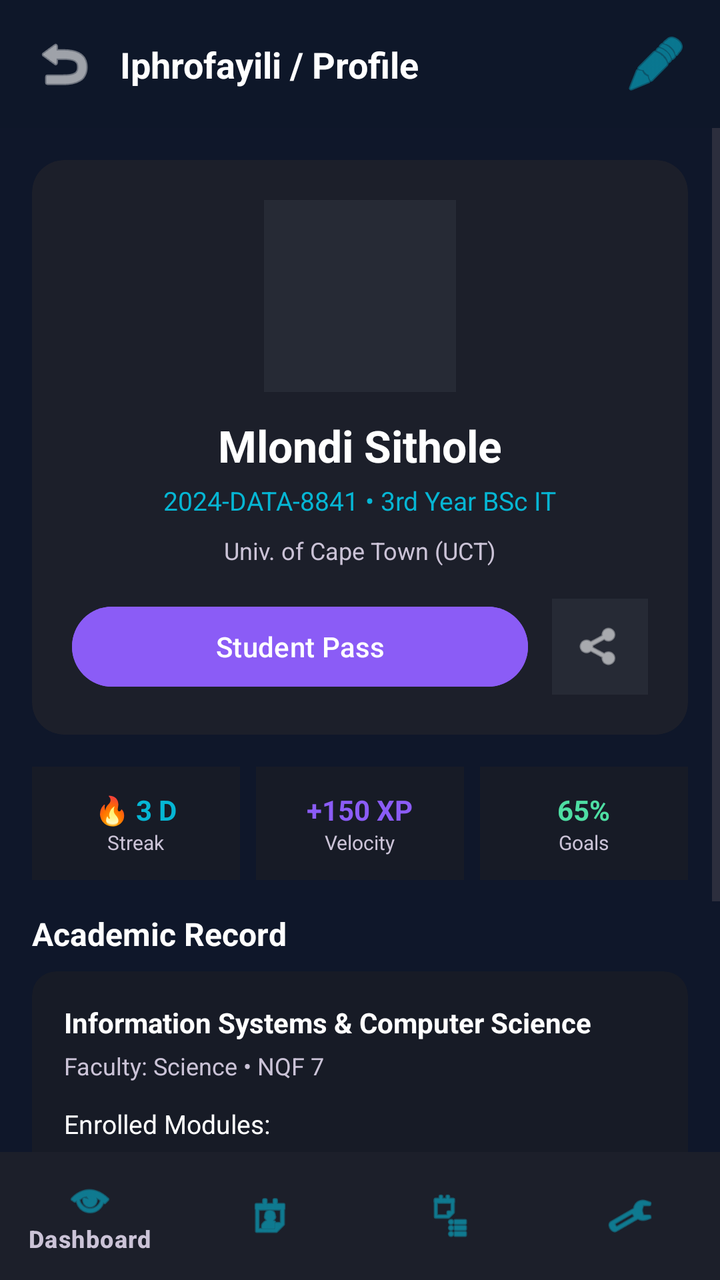
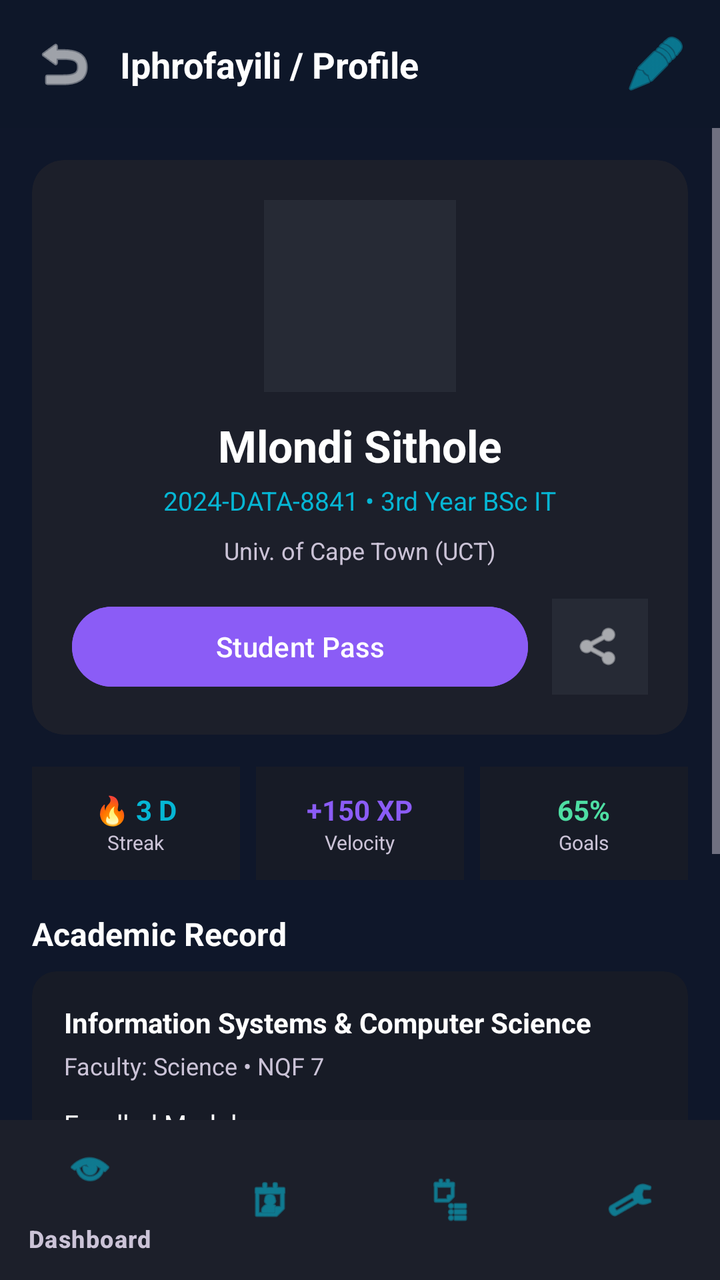

Two renders of the same Android screen: before a commit and after it. Below are the layout's source before the change and the commit's diff.
<!-- AndroidManifest.xml: application theme Theme.AssignmentPlanner -->
<!-- res/layout/activity_profile.xml -->
<?xml version="1.0" encoding="utf-8"?>
<androidx.constraintlayout.widget.ConstraintLayout xmlns:android="http://schemas.android.com/apk/res/android"
    xmlns:app="http://schemas.android.com/apk/res-auto"
    xmlns:tools="http://schemas.android.com/tools"
    android:layout_width="match_parent"
    android:layout_height="match_parent"
    android:background="@color/bg_gradient_start">

    
    <androidx.constraintlayout.widget.ConstraintLayout
        android:id="@+id/cl_profile_header"
        android:layout_width="match_parent"
        android:layout_height="64dp"
        android:background="#1A0F131D"
        android:paddingHorizontal="16dp"
        app:layout_constraintTop_toTopOf="parent">

        <ImageView
            android:id="@+id/btn_back"
            android:layout_width="32dp"
            android:layout_height="32dp"
            android:src="@android:drawable/ic_menu_revert"
            app:layout_constraintBottom_toBottomOf="parent"
            app:layout_constraintStart_toStartOf="parent"
            app:layout_constraintTop_toTopOf="parent"
            app:tint="@color/text_primary" />

        <TextView
            android:id="@+id/tv_header_title"
            android:layout_width="wrap_content"
            android:layout_height="wrap_content"
            android:layout_marginStart="12dp"
            android:text="Iphrofayili / Profile"
            android:textColor="@color/text_primary"
            android:textSize="18sp"
            android:textStyle="bold"
            app:layout_constraintBottom_toBottomOf="parent"
            app:layout_constraintStart_toEndOf="@id/btn_back"
            app:layout_constraintTop_toTopOf="parent" />

        <ImageView
            android:id="@+id/btn_edit_profile"
            android:layout_width="32dp"
            android:layout_height="32dp"
            android:src="@android:drawable/ic_menu_edit"
            app:layout_constraintBottom_toBottomOf="parent"
            app:layout_constraintEnd_toEndOf="parent"
            app:layout_constraintTop_toTopOf="parent"
            app:tint="@color/accent_cyan" />
    </androidx.constraintlayout.widget.ConstraintLayout>

    
    <ScrollView
        android:layout_width="match_parent"
        android:layout_height="0dp"
        android:fillViewport="true"
        app:layout_constraintBottom_toTopOf="@id/bottom_nav"
        app:layout_constraintTop_toBottomOf="@id/cl_profile_header">

        <LinearLayout
            android:layout_width="match_parent"
            android:layout_height="wrap_content"
            android:orientation="vertical"
            android:padding="16dp">

            
            <com.google.android.material.card.MaterialCardView
                android:layout_width="match_parent"
                android:layout_height="wrap_content"
                android:layout_marginBottom="16dp"
                app:cardBackgroundColor="@color/surface_container"
                app:cardCornerRadius="16dp"
                app:strokeWidth="0dp">

                <LinearLayout
                    android:layout_width="match_parent"
                    android:layout_height="wrap_content"
                    android:gravity="center"
                    android:orientation="vertical"
                    android:padding="20dp">

                    <ImageView
                        android:id="@+id/iv_profile_avatar"
                        android:layout_width="96dp"
                        android:layout_height="96dp"
                        android:layout_marginBottom="12dp"
                        android:background="@color/surface_container_high"
                        android:padding="4dp"
                        android:scaleType="centerCrop"
                        android:src="@android:drawable/sym_def_app_icon" />

                    <TextView
                        android:layout_width="wrap_content"
                        android:layout_height="wrap_content"
                        android:text="Mlondi Sithole"
                        android:textColor="@color/text_primary"
                        android:textSize="22sp"
                        android:textStyle="bold" />

                    <TextView
                        android:layout_width="wrap_content"
                        android:layout_height="wrap_content"
                        android:layout_marginTop="4dp"
                        android:text="2024-DATA-8841 • 3rd Year BSc IT"
                        android:textColor="@color/accent_cyan"
                        android:textSize="13sp" />

                    <TextView
                        android:layout_width="wrap_content"
                        android:layout_height="wrap_content"
                        android:layout_marginTop="8dp"
                        android:text="Univ. of Cape Town (UCT)"
                        android:textColor="@color/text_on_surface_variant"
                        android:textSize="12sp" />

                    <LinearLayout
                        android:layout_width="match_parent"
                        android:layout_height="wrap_content"
                        android:layout_marginTop="16dp"
                        android:orientation="horizontal">

                        <com.google.android.material.button.MaterialButton
                            android:layout_width="0dp"
                            android:layout_height="wrap_content"
                            android:layout_weight="1"
                            android:backgroundTint="@color/accent_violet"
                            android:text="Student Pass"
                            android:textColor="@color/text_primary"
                            app:cornerRadius="20dp" />

                        <ImageView
                            android:layout_width="48dp"
                            android:layout_height="48dp"
                            android:layout_marginStart="12dp"
                            android:background="@color/surface_container_high"
                            android:padding="12dp"
                            android:src="@android:drawable/ic_menu_share"
                            app:tint="@color/text_primary" />
                    </LinearLayout>
                </LinearLayout>
            </com.google.android.material.card.MaterialCardView>

            
            <LinearLayout
                android:layout_width="match_parent"
                android:layout_height="wrap_content"
                android:layout_marginBottom="16dp"
                android:orientation="horizontal">

                <LinearLayout
                    android:layout_width="0dp"
                    android:layout_height="wrap_content"
                    android:layout_weight="1"
                    android:background="@color/surface_container_low"
                    android:gravity="center"
                    android:orientation="vertical"
                    android:padding="12dp">

                    <TextView
                        android:layout_width="wrap_content"
                        android:layout_height="wrap_content"
                        android:text="🔥 3 D"
                        android:textColor="@color/accent_cyan"
                        android:textStyle="bold" />

                    <TextView
                        android:layout_width="wrap_content"
                        android:layout_height="wrap_content"
                        android:text="Streak"
                        android:textColor="@color/text_on_surface_variant"
                        android:textSize="10sp" />
                </LinearLayout>

                <LinearLayout
                    android:layout_width="0dp"
                    android:layout_height="wrap_content"
                    android:layout_marginStart="8dp"
                    android:layout_marginEnd="8dp"
                    android:layout_weight="1"
                    android:background="@color/surface_container_low"
                    android:gravity="center"
                    android:orientation="vertical"
                    android:padding="12dp">

                    <TextView
                        android:layout_width="wrap_content"
                        android:layout_height="wrap_content"
                        android:text="+150 XP"
                        android:textColor="@color/accent_violet"
                        android:textStyle="bold" />

                    <TextView
                        android:layout_width="wrap_content"
                        android:layout_height="wrap_content"
                        android:text="Velocity"
                        android:textColor="@color/text_on_surface_variant"
                        android:textSize="10sp" />
                </LinearLayout>

                <LinearLayout
                    android:layout_width="0dp"
                    android:layout_height="wrap_content"
                    android:layout_weight="1"
                    android:background="@color/surface_container_low"
                    android:gravity="center"
                    android:orientation="vertical"
                    android:padding="12dp">

                    <TextView
                        android:layout_width="wrap_content"
                        android:layout_height="wrap_content"
                        android:text="65%"
                        android:textColor="@color/tertiary_green"
                        android:textStyle="bold" />

                    <TextView
                        android:layout_width="wrap_content"
                        android:layout_height="wrap_content"
                        android:text="Goals"
                        android:textColor="@color/text_on_surface_variant"
                        android:textSize="10sp" />
                </LinearLayout>
            </LinearLayout>

            
            <TextView
                android:layout_width="wrap_content"
                android:layout_height="wrap_content"
                android:layout_marginBottom="8dp"
                android:text="Academic Record"
                android:textColor="@color/text_primary"
                android:textSize="16sp"
                android:textStyle="bold" />

            <com.google.android.material.card.MaterialCardView
                android:layout_width="match_parent"
                android:layout_height="wrap_content"
                android:layout_marginBottom="24dp"
                app:cardBackgroundColor="@color/surface_container_low"
                app:cardCornerRadius="12dp"
                app:strokeWidth="0dp">

                <LinearLayout
                    android:layout_width="match_parent"
                    android:layout_height="wrap_content"
                    android:orientation="vertical"
                    android:padding="16dp">

                    <TextView
                        android:layout_width="wrap_content"
                        android:layout_height="wrap_content"
                        android:text="Information Systems &amp; Computer Science"
                        android:textColor="@color/text_primary"
                        android:textStyle="bold" />

                    <TextView
                        android:layout_width="wrap_content"
                        android:layout_height="wrap_content"
                        android:layout_marginTop="4dp"
                        android:text="Faculty: Science • NQF 7"
                        android:textColor="@color/text_on_surface_variant"
                        android:textSize="12sp" />

                    <TextView
                        android:layout_width="wrap_content"
                        android:layout_height="wrap_content"
                        android:layout_marginTop="12dp"
                        android:text="Enrolled Modules:"
                        android:textColor="@color/text_primary"
                        android:textSize="13sp" />

                    <TextView
                        android:layout_width="wrap_content"
                        android:layout_height="wrap_content"
                        android:layout_marginTop="4dp"
                        android:text="DATA6222, WEDE6021, PROG6212"
                        android:textColor="@color/accent_cyan"
                        android:textSize="12sp" />
                </LinearLayout>
            </com.google.android.material.card.MaterialCardView>

            
            <TextView
                android:layout_width="wrap_content"
                android:layout_height="wrap_content"
                android:layout_marginBottom="12dp"
                android:text="Preferences"
                android:textColor="@color/text_primary"
                android:textStyle="bold" />

            
            <com.google.android.material.button.MaterialButton
                android:id="@+id/btn_logout"
                android:layout_width="match_parent"
                android:layout_height="56dp"
                android:layout_marginTop="8dp"
                android:backgroundTint="@color/error_container"
                android:text="Phuma / Log Out"
                android:textColor="@color/text_primary"
                app:cornerRadius="12dp" />

        </LinearLayout>
    </ScrollView>

    
    <com.google.android.material.bottomnavigation.BottomNavigationView
        android:id="@+id/bottom_nav"
        android:layout_width="match_parent"
        android:layout_height="64dp"
        android:background="@color/surface_container"
        app:itemIconTint="@color/accent_cyan"
        app:itemTextColor="@color/text_on_surface_variant"
        app:layout_constraintBottom_toBottomOf="parent"
        app:menu="@menu/bottom_nav_menu" />

</androidx.constraintlayout.widget.ConstraintLayout>
<!-- resources referenced by this layout -->
<resources>
  <color name="accent_cyan">#06B6D4</color>
  <color name="accent_violet">#8B5CF6</color>
  <color name="bg_gradient_start">#0F172A</color>
  <color name="error_container">#93000A</color>
  <color name="surface_container">#1C1F2A</color>
  <color name="surface_container_high">#262A35</color>
  <color name="surface_container_low">#171B26</color>
  <color name="tertiary_green">#4EDEA3</color>
  <color name="text_on_surface_variant">#CBC3D7</color>
  <color name="text_primary">#FFFFFF</color>
  <style name="Theme.AssignmentPlanner" parent="Base.Theme.AssignmentPlanner" />
  <style name="Base.Theme.AssignmentPlanner" parent="Theme.Material3.DayNight.NoActionBar">
          
          
      </style>
</resources>

<!-- the commit's change to res/layout/activity_profile.xml (unified diff, before → after) -->
@@ -2,6 +2,7 @@
 <androidx.constraintlayout.widget.ConstraintLayout xmlns:android="http://schemas.android.com/apk/res/android"
     xmlns:app="http://schemas.android.com/apk/res-auto"
     xmlns:tools="http://schemas.android.com/tools"
+    android:id="@+id/main"
     android:layout_width="match_parent"
     android:layout_height="match_parent"
     android:background="@color/bg_gradient_start">
@@ -306,7 +307,7 @@
     <com.google.android.material.bottomnavigation.BottomNavigationView
         android:id="@+id/bottom_nav"
         android:layout_width="match_parent"
-        android:layout_height="64dp"
+        android:layout_height="wrap_content"
         android:background="@color/surface_container"
         app:itemIconTint="@color/accent_cyan"
         app:itemTextColor="@color/text_on_surface_variant"
<!-- resource entries referenced after the edit -->
@@ -11,9 +11,14 @@
   <color name="text_on_surface_variant">#CBC3D7</color>
   <color name="text_primary">#FFFFFF</color>
   <style name="Theme.AssignmentPlanner" parent="Base.Theme.AssignmentPlanner" />
-  <style name="Base.Theme.AssignmentPlanner" parent="Theme.Material3.DayNight.NoActionBar">
-          
-          
+  <style name="Base.Theme.AssignmentPlanner" parent="Theme.Material3.Dark.NoActionBar">
+          <item name="colorPrimary">@color/accent_violet</item>
+          <item name="colorSecondary">@color/accent_cyan</item>
+          <item name="colorTertiary">@color/tertiary_green</item>
+          <item name="colorError">@color/destructive_red</item>
+          <item name="android:textColorHint">@color/outline</item>
       </style>
+  <color name="destructive_red">#EF4444</color>
+  <color name="outline">#958EA0</color>
 </resources>
 
